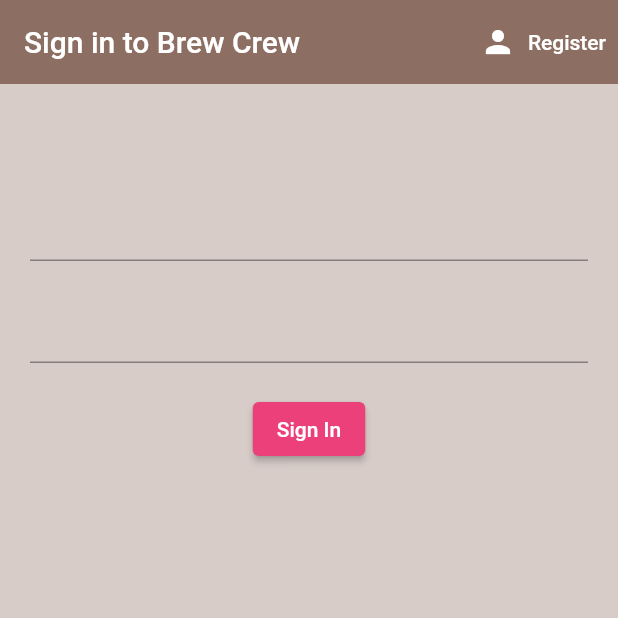
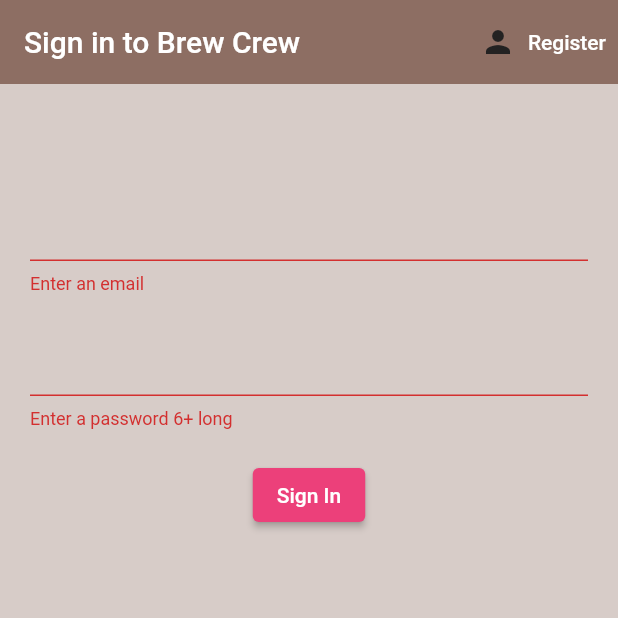
Before and after one commit to youngjun625/firebase_practice, a Flutter app: the screen it shows after launch, after a tap on "Sign In", on a phone screen of 412 x 824 dp, the top half of it. Run offline on Flutter 3.47's test engine with Material 2 defaults, Android fonts, the phone set to English and light mode, and no system bars; our stand-ins replace firebase_auth, firebase_core; accounts and stored records are empty.

Commit message:
L13 Success

```diff
--- a/lib/screens/authenticate/sign_in.dart
+++ b/lib/screens/authenticate/sign_in.dart
@@ -14,9 +14,12 @@ class SignIn extends StatefulWidget {
 class _SignInState extends State<SignIn> {
 
   final AuthService _auth = AuthService();
+  final _formKey = GlobalKey<FormState>(); //todo L13
+
   //create variables to store what is typed in
   String email = '';
   String password = '';
+  String error = '';
 
   @override
   Widget build(BuildContext context) {
@@ -33,7 +36,7 @@ class _SignInState extends State<SignIn> {
               Navigator.pushNamed(context, '/register');
             },
             icon: Icon(Icons.person,
-              color: Colors.white ),
+              color: Color.fromARGB(255, 35, 34, 34) ),
             label: Text("Register",
               style: TextStyle(color: Colors.white),
               ),
@@ -43,10 +46,12 @@ class _SignInState extends State<SignIn> {
       body: Container(
         padding: EdgeInsets.symmetric(horizontal: 20, vertical: 50),
         child: Form(
+          key: _formKey,
           child: Column(
             children: [
               SizedBox(height: 20),
               TextFormField(
+                validator: (value) => value!.isEmpty ? 'Enter an email' : null,
                 onChanged: (value) { //this functions runs everytime there is a change, type, etc
                   setState(() {
                     email = value;
@@ -55,6 +60,7 @@ class _SignInState extends State<SignIn> {
               ),
               SizedBox(height: 20),
               TextFormField(
+                validator: (value) => value!.length < 6 ? 'Enter a password 6+ long' : null,
                 obscureText: true,
                 onChanged: (value) {
                   setState(() {
@@ -64,9 +70,15 @@ class _SignInState extends State<SignIn> {
               ),
               SizedBox(height: 20),
               ElevatedButton(
-                onPressed: () async {
-                  print(email);
-                  print(password);
+                onPressed: () async { //todo sign in with email and pw
+                  if(_formKey.currentState!.validate()){ // if ALL validators are NULL, then it will return true
+                    dynamic result = await _auth.signInWithEmailAndPw(email, password);
+                    if(result == null){
+                      setState(() {
+                        error = "Failed to Log In";
+                      });
+                    }
+                  }
                 },
                 style: ElevatedButton.styleFrom(
                   primary: Colors.pink[400]),
@@ -74,7 +86,10 @@ class _SignInState extends State<SignIn> {
                   'Sign In',
                   style: TextStyle(color: Colors.white),
                 )
-              )
+              ),
+              SizedBox(height: 12),
+              Text(error,
+              style: TextStyle(color: Colors.red, fontSize:14),)
             ],
           ),)
       ),
--- a/lib/services/auth.dart
+++ b/lib/services/auth.dart
@@ -34,7 +34,17 @@ class AuthService{
     }
   }
 
-  // sign in with email and pw
+  // sign in with email and pw //todo L13 sign in
+  Future signInWithEmailAndPw(String email, String password) async{
+    try { //creating email and password user
+      UserCredential result = await _auth.signInWithEmailAndPassword(email: email, password: password);
+      User? my_user = result.user;
+      return _userFromFirebase(my_user);
+    } catch(e){
+        print(e.toString());
+        return null;
+      }
+  }
 
   // register with email and pw
   Future registerWithEmailAndPw(String email, String password) async{
```
Also changed, not shown: lib/screens/authenticate/register.dart (+5 -5 lines).
